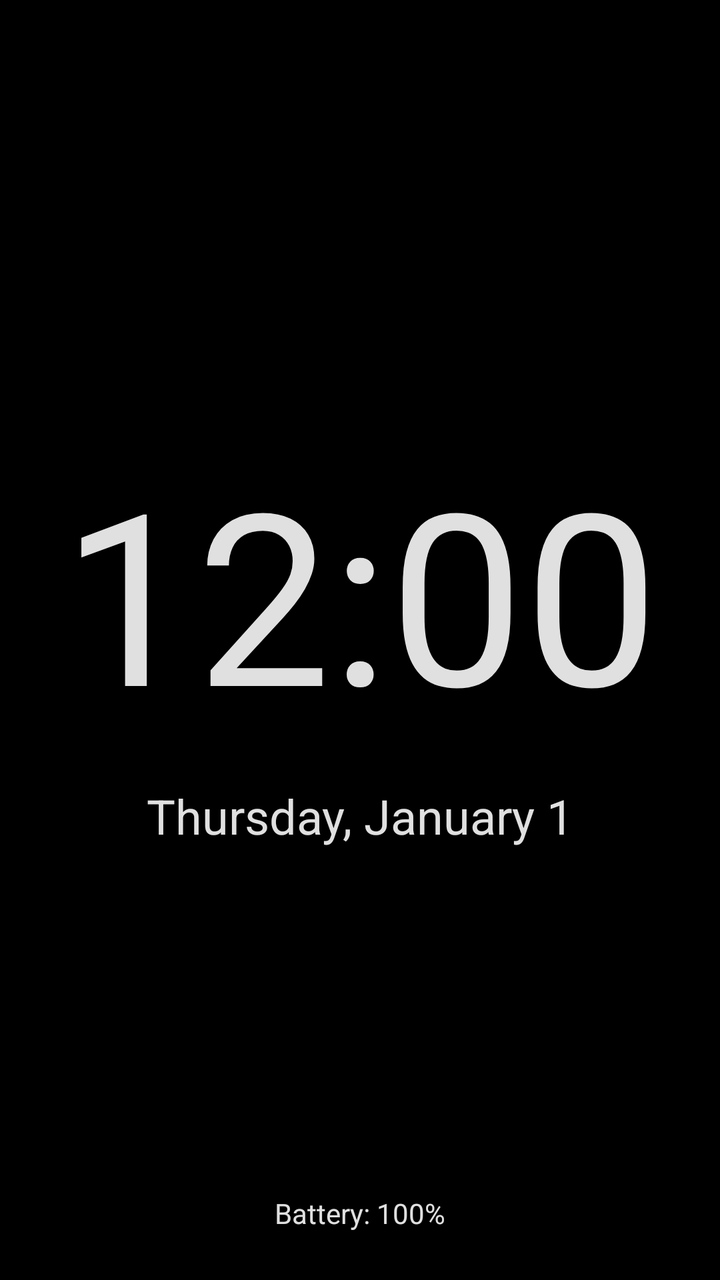
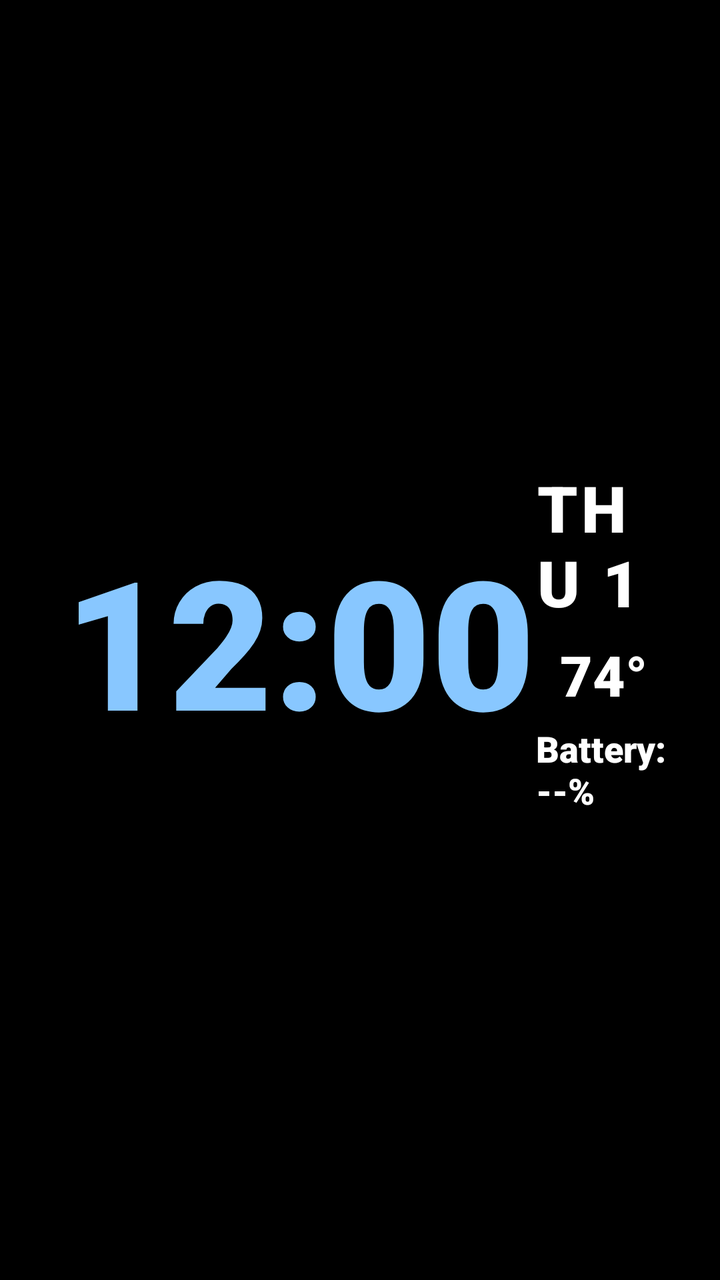

An Android layout rendered at two revisions. The XML below is the earlier revision; the diff shows what the commit changed to produce the second picture.
<!-- AndroidManifest.xml: application theme Theme.DeskClock -->
<!-- res/layout/activity_main.xml -->
<?xml version="1.0" encoding="utf-8"?>
<androidx.constraintlayout.widget.ConstraintLayout xmlns:android="http://schemas.android.com/apk/res/android"
    xmlns:app="http://schemas.android.com/apk/res-auto"
    xmlns:tools="http://schemas.android.com/tools"
    android:id="@+id/main"
    android:layout_width="match_parent"
    android:layout_height="match_parent"
    android:background="#000000"
    android:padding="0dp"
    tools:context=".MainActivity">

    
    <LinearLayout
        android:id="@+id/clockContainer"
        android:layout_width="wrap_content"
        android:layout_height="wrap_content"
        android:orientation="vertical"
        android:gravity="center_horizontal"
        app:layout_constraintBottom_toBottomOf="parent"
        app:layout_constraintEnd_toEndOf="parent"
        app:layout_constraintStart_toStartOf="parent"
        app:layout_constraintTop_toTopOf="parent">

        
        <TextClock
            android:id="@+id/textClock"
            android:layout_width="wrap_content"
            android:layout_height="wrap_content"
            android:format12Hour="hh:mm"
            android:format24Hour="HH:mm"
            android:textColor="#E0E0E0"
            android:textSize="120sp" />

        
        <TextClock
            android:id="@+id/dateClock"
            android:layout_width="wrap_content"
            android:layout_height="wrap_content"
            android:layout_marginTop="16dp"
            android:format12Hour="EEEE, MMMM d"
            android:format24Hour="EEEE, MMMM d"
            android:textColor="#E0E0E0"
            android:textSize="24sp" />

    </LinearLayout>

    
    <TextView
        android:id="@+id/batteryIndicator"
        android:layout_width="wrap_content"
        android:layout_height="wrap_content"
        android:layout_marginBottom="24dp"
        android:text="Battery: 100%"
        android:textColor="#E0E0E0"
        android:textSize="14sp"
        app:layout_constraintBottom_toBottomOf="parent"
        app:layout_constraintEnd_toEndOf="parent"
        app:layout_constraintStart_toStartOf="parent" />

</androidx.constraintlayout.widget.ConstraintLayout>
<!-- resources referenced by this layout -->
<resources>
  <style name="Theme.DeskClock" parent="Base.Theme.DeskClock" />
  <style name="Base.Theme.DeskClock" parent="Theme.Material3.DayNight.NoActionBar">
          
          
      </style>
</resources>

<!-- the commit's change to res/layout/activity_main.xml (unified diff, before → after) -->
@@ -12,49 +12,80 @@
     
     <LinearLayout
         android:id="@+id/clockContainer"
-        android:layout_width="wrap_content"
-        android:layout_height="wrap_content"
-        android:orientation="vertical"
-        android:gravity="center_horizontal"
+        android:layout_width="match_parent"
+        android:layout_height="match_parent"
+        android:orientation="horizontal"
+        android:gravity="center"
+        app:layout_constraintTop_toTopOf="parent"
         app:layout_constraintBottom_toBottomOf="parent"
-        app:layout_constraintEnd_toEndOf="parent"
         app:layout_constraintStart_toStartOf="parent"
-        app:layout_constraintTop_toTopOf="parent">
+        app:layout_constraintEnd_toEndOf="parent">
 
         
         <TextClock
-            android:id="@+id/textClock"
+            android:id="@+id/textClockMain"
             android:layout_width="wrap_content"
             android:layout_height="wrap_content"
+            android:layout_marginStart="32dp"
             android:format12Hour="hh:mm"
             android:format24Hour="HH:mm"
-            android:textColor="#E0E0E0"
-            android:textSize="120sp" />
+            android:textColor="#88C7FF"
+            android:textSize="90sp"
+            android:fontFamily="sans-serif-black"
+            android:textStyle="bold"
+            android:gravity="start"
+            android:textAlignment="viewStart"
+            android:singleLine="true" />
 
         
-        <TextClock
-            android:id="@+id/dateClock"
-            android:layout_width="wrap_content"
+        <LinearLayout
+            android:id="@+id/rightStack"
+            android:layout_width="0dp"
             android:layout_height="wrap_content"
-            android:layout_marginTop="16dp"
-            android:format12Hour="EEEE, MMMM d"
-            android:format24Hour="EEEE, MMMM d"
-            android:textColor="#E0E0E0"
-            android:textSize="24sp" />
+            android:layout_weight="0.35"
+            android:orientation="vertical"
+            android:gravity="center_horizontal"
+            android:layout_marginEnd="24dp">
 
+            
+            <TextClock
+                android:id="@+id/dateShort"
+                android:layout_width="wrap_content"
+                android:layout_height="wrap_content"
+                android:format12Hour="EEE d"
+                android:format24Hour="EEE d"
+                android:textAllCaps="true"
+                android:textColor="#FFFFFF"
+                android:textSize="32sp"
+                android:fontFamily="sans-serif-black"
+                android:textStyle="bold"
+                android:letterSpacing="0.05" />
+
+            
+            <TextView
+                android:id="@+id/tempView"
+                android:layout_width="wrap_content"
+                android:layout_height="wrap_content"
+                android:text="74°"
+                android:textColor="#FFFFFF"
+                android:textSize="28sp"
+                android:layout_marginTop="6dp"
+                android:fontFamily="sans-serif-black"
+                android:textStyle="bold" />
+
+            
+            <TextView
+                android:id="@+id/batteryIndicator"
+                android:layout_width="wrap_content"
+                android:layout_height="wrap_content"
+                android:text="Battery: --%"
+                android:textColor="#FFFFFF"
+                android:textSize="18sp"
+                android:layout_marginTop="6dp"
+                android:fontFamily="sans-serif-black"
+                android:textStyle="bold" />
+
+        </LinearLayout>
     </LinearLayout>
 
-    
-    <TextView
-        android:id="@+id/batteryIndicator"
-        android:layout_width="wrap_content"
-        android:layout_height="wrap_content"
-        android:layout_marginBottom="24dp"
-        android:text="Battery: 100%"
-        android:textColor="#E0E0E0"
-        android:textSize="14sp"
-        app:layout_constraintBottom_toBottomOf="parent"
-        app:layout_constraintEnd_toEndOf="parent"
-        app:layout_constraintStart_toStartOf="parent" />
-
 </androidx.constraintlayout.widget.ConstraintLayout>
